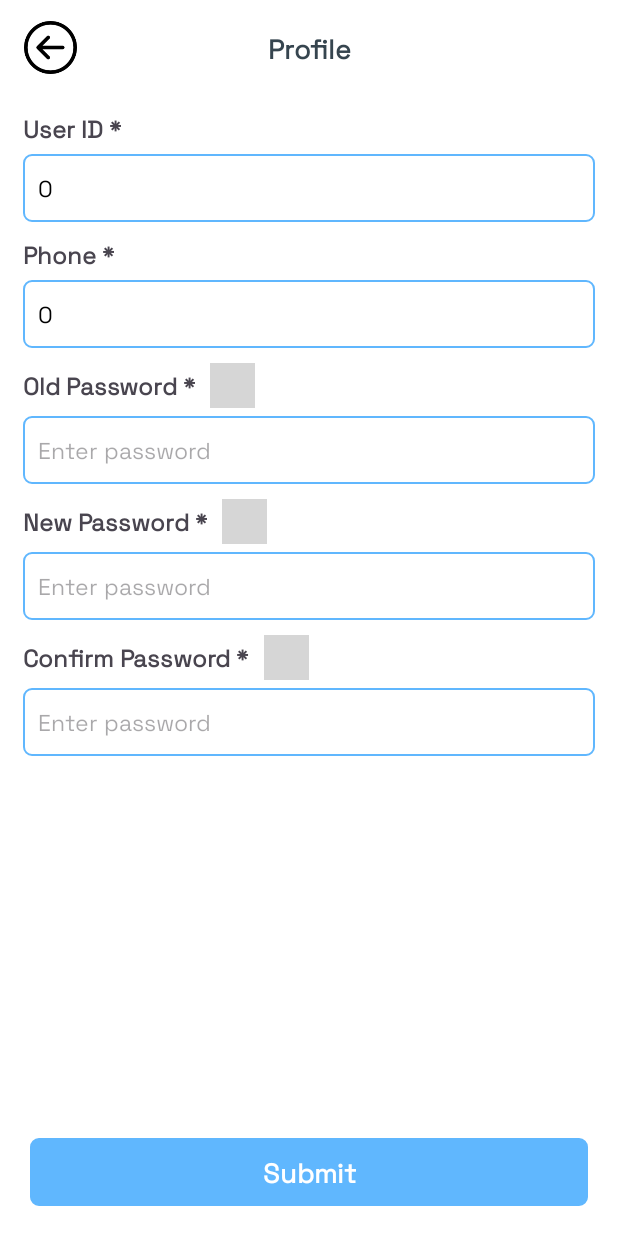
After one commit to RG-67/cred_manager, an Android app: the ProfileActivity screen opened directly, with no data from a screen before it, on a phone screen of 412 x 824 dp. The commit adds this screen. Run offline under Robolectric (Android 15) with nearby library versions, the phone set to English and light mode, and no system bars; our stand-ins replace Room's generated code; grey boxes are pictures that could not be loaded.

Commit message:
profile added

```diff
--- a/app/src/main/AndroidManifest.xml
+++ b/app/src/main/AndroidManifest.xml
@@ -13,6 +13,9 @@
         android:supportsRtl="true"
         android:theme="@style/Theme.CredManager"
         tools:targetApi="31">
+        <activity
+            android:name=".activity.ProfileActivity"
+            android:exported="false" />
         <activity
             android:name=".activity.RegisterActivity"
             android:exported="false" />
--- a/app/src/main/java/com/project/credmanager/activity/LoginActivity.kt
+++ b/app/src/main/java/com/project/credmanager/activity/LoginActivity.kt
@@ -87,8 +87,8 @@ class LoginActivity : AppCompatActivity() {
         val phone = binding.phone.text.toString()
         val pass = binding.password.text.toString()
         val isCheck = HandleUserInput.checkUserInput(true, phone, pass, "")
-        Loading.showLoading(this)
         if (isCheck.second) {
+            Loading.showLoading(this)
             userDetailsViewModel.getSingleUser(phone.toLong()) { user ->
                 Loading.dismissLoading()
                 if (user == null) {
@@ -103,7 +103,7 @@ class LoginActivity : AppCompatActivity() {
                         AppPreference.setDeviceId(this, user.deviceId)
                         AppPreference.setLoginStatus(this, true)
                         startActivity(Intent(this, MainActivity::class.java))
-                        finishAffinity()
+                        finish()
                     } else {
                         Snackbar.make(
                             this,
--- /dev/null
+++ b/app/src/main/java/com/project/credmanager/activity/ProfileActivity.kt
@@ -0,0 +1,127 @@
+package com.project.credmanager.activity
+
+import android.content.Intent
+import android.os.Bundle
+import android.text.method.PasswordTransformationMethod
+import android.view.View
+import android.widget.EditText
+import android.widget.ImageView
+import android.widget.Toast
+import androidx.activity.enableEdgeToEdge
+import androidx.appcompat.app.AppCompatActivity
+import androidx.core.view.ViewCompat
+import androidx.core.view.WindowInsetsCompat
+import androidx.lifecycle.ViewModelProvider
+import com.google.android.material.snackbar.Snackbar
+import com.project.credmanager.R
+import com.project.credmanager.databinding.ActivityProfileBinding
+import com.project.credmanager.db.CredDB
+import com.project.credmanager.model.UserDetails
+import com.project.credmanager.userViewModel.UserDetailsViewModel
+import com.project.credmanager.userViewModel.UserViewModelFactory
+import com.project.credmanager.utils.AppPreference
+import com.project.credmanager.utils.HandleUserInput
+import com.project.credmanager.utils.Loading
+
+class ProfileActivity : AppCompatActivity() {
+
+    private lateinit var binding: ActivityProfileBinding
+    private lateinit var userDetailsViewModel: UserDetailsViewModel
+
+    override fun onCreate(savedInstanceState: Bundle?) {
+        super.onCreate(savedInstanceState)
+        binding = ActivityProfileBinding.inflate(layoutInflater)
+        setContentView(binding.root)
+
+        val database = CredDB.getDatabase(this)
+        val userViewDetailsDao = database.userDetailsDao()
+        val factory = UserViewModelFactory(null, userViewDetailsDao)
+        userDetailsViewModel = ViewModelProvider(this, factory)[UserDetailsViewModel::class.java]
+
+        binding.userId.text = AppPreference.getUserId(this)
+        binding.phone.setText(AppPreference.getUserPhone(this))
+
+        clickMethod()
+
+    }
+
+    private fun clickMethod() {
+        binding.backBtn.setOnClickListener {
+            finish()
+        }
+
+        binding.showPass.setOnClickListener {
+            setPassVisibility(binding.oldPassword, binding.showPass)
+        }
+
+        binding.newPass.setOnClickListener {
+            setPassVisibility(binding.newPassword, binding.newPass)
+        }
+
+        binding.conFirmPass.setOnClickListener {
+            setPassVisibility(binding.confirmPassword, binding.conFirmPass)
+        }
+
+        binding.submitBtn.setOnClickListener {
+            updateProfile()
+        }
+    }
+
+    private fun setPassVisibility(edtText: EditText, image: ImageView) {
+        if (edtText.text.toString().isNotEmpty()) {
+            if (edtText.transformationMethod == null) {
+                edtText.transformationMethod = PasswordTransformationMethod()
+                image.setImageResource(R.drawable.eye_close)
+            } else {
+                edtText.transformationMethod = null
+                image.setImageResource(R.drawable.eye_open)
+            }
+            edtText.setSelection(edtText.text.length)
+        }
+    }
+
+    private fun updateProfile() {
+        val phone = binding.phone.text.toString().trim()
+        val oldPass = binding.oldPassword.text.toString().trim()
+        val newPass = binding.newPassword.text.toString().trim()
+        val confirmPass = binding.confirmPassword.text.toString().trim()
+
+        val result = HandleUserInput.checkProfileInput(phone, oldPass, newPass, confirmPass)
+
+        if (result.second) {
+            userDetailsViewModel.getSingleUser(
+                AppPreference.getUserPhone(this)!!.toLong()
+            ) { user ->
+                val password = user!!.password
+                Loading.showLoading(this)
+                if (HandleUserInput.verifyPassword(oldPass, password)) {
+                    val pass = HandleUserInput.bcryptHash(confirmPass)
+                    val userDetails = UserDetails(
+                        AppPreference.getGeneratedUserId(this)!!.toLong(),
+                        binding.userId.text.toString().trim(),
+                        phone.toLong(),
+                        pass,
+                        AppPreference.getDeviceId(this)!!
+                    )
+                    userDetailsViewModel.updateUser(userDetails)
+                    Toast.makeText(this, "Profile updated successfully", Toast.LENGTH_SHORT).show()
+                    AppPreference.setUserPhone(this, phone)
+                    Loading.dismissLoading()
+                    startActivity(Intent(this, MainActivity::class.java))
+                    finish()
+                } else {
+                    Snackbar.make(
+                        this,
+                        binding.root,
+                        "Old password is not correct",
+                        Snackbar.LENGTH_SHORT
+                    ).show()
+                }
+                Loading.dismissLoading()
+            }
+        } else {
+            Snackbar.make(this, binding.root, result.first, Snackbar.LENGTH_SHORT).show()
+        }
+    }
+
+}
--- a/app/src/main/java/com/project/credmanager/adapter/UserCredAdapter.kt
+++ b/app/src/main/java/com/project/credmanager/adapter/UserCredAdapter.kt
@@ -76,4 +76,5 @@ class UserCredAdapter(
         notifyDataSetChanged()
     }
 
+
 }
--- a/app/src/main/java/com/project/credmanager/dao/UserDetailsDao.kt
+++ b/app/src/main/java/com/project/credmanager/dao/UserDetailsDao.kt
@@ -13,7 +13,7 @@ import com.project.credmanager.model.UserDetails
 interface UserDetailsDao {
 
     @Query("SELECT * FROM UserDetails")
-    fun getAllUser(): List<UserDetails>
+    suspend fun getAllUser(): List<UserDetails>
 
     @Insert
     suspend fun insertUser(userDetails: UserDetails)
--- a/app/src/main/java/com/project/credmanager/userViewModel/UserDetailsViewModel.kt
+++ b/app/src/main/java/com/project/credmanager/userViewModel/UserDetailsViewModel.kt
@@ -5,12 +5,13 @@ import androidx.lifecycle.ViewModel
 import androidx.lifecycle.viewModelScope
 import com.project.credmanager.dao.UserDetailsDao
 import com.project.credmanager.model.UserDetails
+import kotlinx.coroutines.Dispatchers
 import kotlinx.coroutines.launch
 import javax.security.auth.callback.Callback
 
 class UserDetailsViewModel(private val userDetailsDao: UserDetailsDao?) : ViewModel() {
 
-    fun getAllUser(): List<UserDetails> = userDetailsDao?.getAllUser()!!
+    suspend fun getAllUser(): List<UserDetails> = userDetailsDao?.getAllUser()!!
 
     fun insertUser(userDetails: UserDetails) {
         viewModelScope.launch {
--- /dev/null
+++ b/app/src/main/res/layout/activity_profile.xml
@@ -0,0 +1,216 @@
+<?xml version="1.0" encoding="utf-8"?>
+<RelativeLayout xmlns:android="http://schemas.android.com/apk/res/android"
+    xmlns:app="http://schemas.android.com/apk/res-auto"
+    xmlns:tools="http://schemas.android.com/tools"
+    android:id="@+id/main"
+    android:layout_width="match_parent"
+    android:layout_height="match_parent"
+    android:background="@color/white"
+    tools:context=".activity.ProfileActivity">
+
+    <androidx.appcompat.widget.Toolbar
+        android:id="@+id/toolBar"
+        android:layout_width="match_parent"
+        android:layout_height="wrap_content">
+
+        <ImageView
+            android:id="@+id/backBtn"
+            android:layout_width="35dp"
+            android:layout_height="35dp"
+            android:clickable="true"
+            android:focusable="true"
+            android:foreground="?attr/selectableItemBackgroundBorderless"
+            android:src="@drawable/back_arrow" />
+
+        <TextView
+            android:layout_width="wrap_content"
+            android:layout_height="wrap_content"
+            android:layout_gravity="center_horizontal"
+            android:layout_marginTop="10dp"
+            android:text="@string/profile"
+            android:textColor="@color/charcoal"
+            android:textSize="18sp"
+            android:textStyle="bold" />
+    </androidx.appcompat.widget.Toolbar>
+
+    <LinearLayout
+        android:layout_width="match_parent"
+        android:layout_height="match_parent"
+        android:layout_above="@+id/submitBtn"
+        android:layout_below="@+id/toolBar"
+        android:orientation="vertical">
+
+        <TextView
+            android:layout_width="wrap_content"
+            android:layout_height="wrap_content"
+            android:layout_marginHorizontal="15dp"
+            android:layout_marginTop="10dp"
+            android:text="User ID *"
+            android:textSize="16sp"
+            android:textStyle="bold" />
+
+        <TextView
+            android:id="@+id/userId"
+            android:layout_width="match_parent"
+            android:layout_height="45dp"
+            android:layout_marginHorizontal="15dp"
+            android:layout_marginTop="5dp"
+            android:background="@drawable/square_5_bg"
+            android:paddingHorizontal="10dp"
+            android:textColor="@color/black"
+            android:textSize="15sp"
+            android:gravity="center_vertical"/>
+
+        <TextView
+            android:layout_width="wrap_content"
+            android:layout_height="wrap_content"
+            android:layout_marginHorizontal="15dp"
+            android:layout_marginTop="10dp"
+            android:text="Phone *"
+            android:textSize="16sp"
+            android:textStyle="bold" />
+
+        <EditText
+            android:id="@+id/phone"
+            android:layout_width="match_parent"
+            android:layout_height="45dp"
+            android:layout_marginHorizontal="15dp"
+            android:layout_marginTop="5dp"
+            android:background="@drawable/square_5_bg"
+            android:hint="Enter number"
+            android:inputType="number"
+            android:maxLength="10"
+            android:paddingHorizontal="10dp"
+            android:textColor="@color/black"
+            android:textSize="15sp" />
+
+        <LinearLayout
+            android:layout_width="match_parent"
+            android:layout_height="wrap_content"
+            android:layout_marginHorizontal="15dp"
+            android:layout_marginTop="10dp"
+            android:gravity="center_vertical"
+            android:orientation="horizontal">
+
+            <TextView
+                android:layout_width="wrap_content"
+                android:layout_height="wrap_content"
+                android:text="Old Password *"
+                android:textSize="16sp"
+                android:textStyle="bold" />
+
+            <ImageView
+                android:id="@+id/showPass"
+                android:layout_width="30dp"
+                android:layout_height="30dp"
+                android:layout_marginStart="10dp"
+                android:src="@drawable/eye_close" />
+        </LinearLayout>
+
+        <EditText
+            android:id="@+id/oldPassword"
+            android:layout_width="match_parent"
+            android:layout_height="45dp"
+            android:layout_marginHorizontal="15dp"
+            android:layout_marginTop="5dp"
+            android:background="@drawable/square_5_bg"
+            android:hint="Enter password"
+            android:inputType="textPassword"
+            android:paddingHorizontal="10dp"
+            android:textColor="@color/black"
+            android:textSize="15sp" />
+
+        <LinearLayout
+            android:layout_width="match_parent"
+            android:layout_height="wrap_content"
+            android:layout_marginHorizontal="15dp"
+            android:layout_marginTop="10dp"
+            android:gravity="center_vertical"
+            android:orientation="horizontal">
+
+            <TextView
+                android:layout_width="wrap_content"
+                android:layout_height="wrap_content"
+                android:text="New Password *"
+                android:textSize="16sp"
+                android:textStyle="bold" />
+
+            <ImageView
+                android:id="@+id/newPass"
+                android:layout_width="30dp"
+                android:layout_height="30dp"
+                android:layout_marginStart="10dp"
+                android:src="@drawable/eye_close" />
+        </LinearLayout>
+
+        <EditText
+            android:id="@+id/newPassword"
+            android:layout_width="match_parent"
+            android:layout_height="45dp"
+            android:layout_marginHorizontal="15dp"
+            android:layout_marginTop="5dp"
+            android:background="@drawable/square_5_bg"
+            android:hint="Enter password"
+            android:inputType="textPassword"
+            android:paddingHorizontal="10dp"
+            android:textColor="@color/black"
+            android:textSize="15sp" />
+
+        <LinearLayout
+            android:layout_width="match_parent"
+            android:layout_height="wrap_content"
+            android:layout_marginHorizontal="15dp"
+            android:layout_marginTop="10dp"
+            android:gravity="center_vertical"
+            android:orientation="horizontal">
+
+            <TextView
+                android:layout_width="wrap_content"
+                android:layout_height="wrap_content"
+                android:text="Confirm Password *"
+                android:textSize="16sp"
+                android:textStyle="bold" />
+
+            <ImageView
+                android:id="@+id/conFirmPass"
+                android:layout_width="30dp"
+                android:layout_height="30dp"
+                android:layout_marginStart="10dp"
+                android:src="@drawable/eye_close" />
+        </LinearLayout>
+
+        <EditText
+            android:id="@+id/confirmPassword"
+            android:layout_width="match_parent"
+            android:layout_height="45dp"
+            android:layout_marginHorizontal="15dp"
+            android:layout_marginTop="5dp"
+            android:background="@drawable/square_5_bg"
+            android:hint="Enter password"
+            android:inputType="textPassword"
+            android:paddingHorizontal="10dp"
+            android:textColor="@color/black"
+            android:textSize="15sp" />
+
+    </LinearLayout>
+
+
+    <TextView
+        android:id="@+id/submitBtn"
+        android:layout_width="match_parent"
+        android:layout_height="45dp"
+        android:layout_alignParentBottom="true"
+        android:layout_marginHorizontal="20dp"
+        android:layout_marginBottom="20dp"
+        android:background="@drawable/square_5_bg"
+        android:backgroundTint="@color/main"
+        android:clickable="true"
+        android:focusable="true"
+        android:foreground="?attr/selectableItemBackgroundBorderless"
+        android:gravity="center"
+        android:text="Submit"
+        android:textColor="@color/white"
+        android:textSize="18sp"
+        android:textStyle="bold" />
+
+</RelativeLayout>
--- a/app/src/main/res/values/strings.xml
+++ b/app/src/main/res/values/strings.xml
@@ -1,4 +1,5 @@
 <resources>
     <string name="app_name">Cred Manager</string>
     <string name="add_credential">Add Credential</string>
+    <string name="profile">Profile</string>
 </resources>
```
Also changed, not shown: app/src/main/java/com/project/credmanager/activity/MainActivity.kt (+6 -1 lines), app/src/main/java/com/project/credmanager/activity/RegisterActivity.kt (+35 -4 lines), app/src/main/java/com/project/credmanager/utils/HandleUserInput.kt (+22 -0 lines), app/src/main/res/layout/activity_main.xml (+12 -12 lines).
